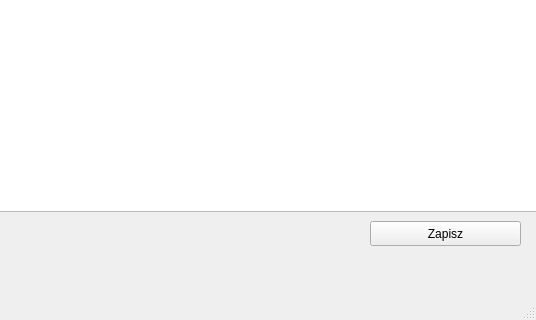
YuriiKutsokon/RejAndOlej, file mainwindow.ui: the form before one commit; both pictures show x 830 to 1366 and y 448 to 768 of the 1366 by 768 pixel window.
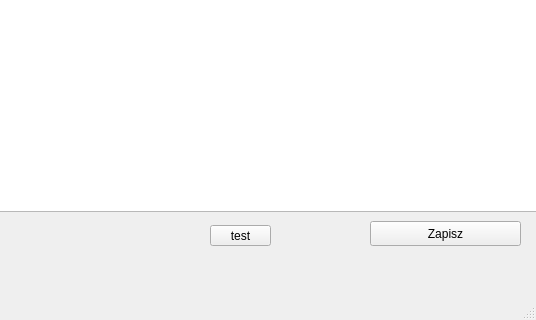
The form after the commit. Icons and pictures are not drawn.

Patch:
```diff
--- a/mainwindow.ui
+++ b/mainwindow.ui
@@ -128,6 +128,19 @@
      <string>Wybrana tabela:</string>
     </property>
    </widget>
+   <widget class="QPushButton" name="pushButton">
+    <property name="geometry">
+     <rect>
+      <x>1040</x>
+      <y>654</y>
+      <width>61</width>
+      <height>21</height>
+     </rect>
+    </property>
+    <property name="text">
+     <string>test</string>
+    </property>
+   </widget>
   </widget>
   <widget class="QMenuBar" name="menubar">
    <property name="geometry">
```
